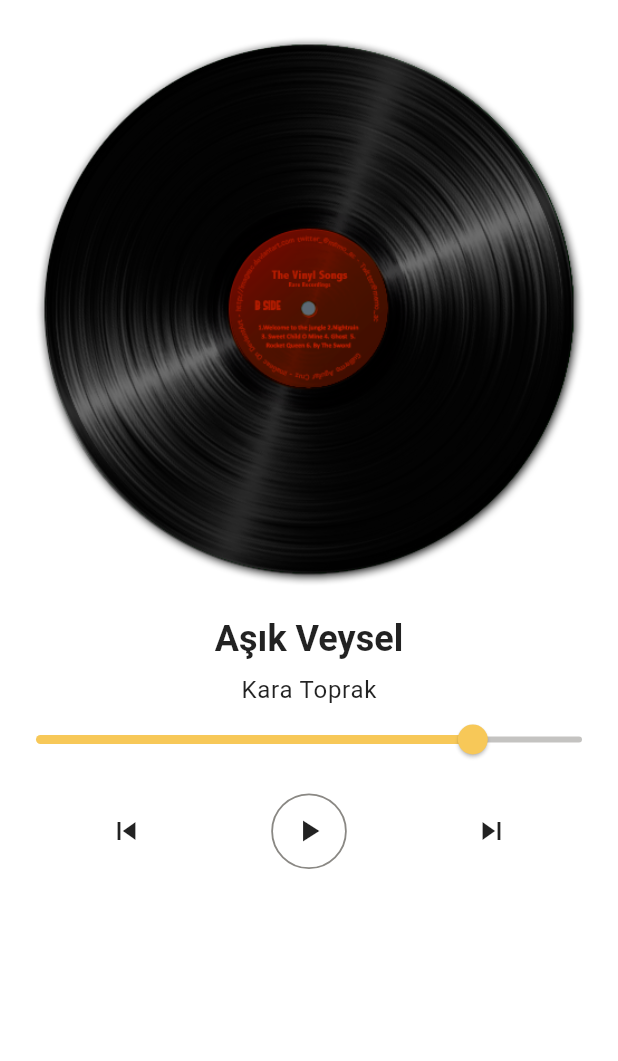
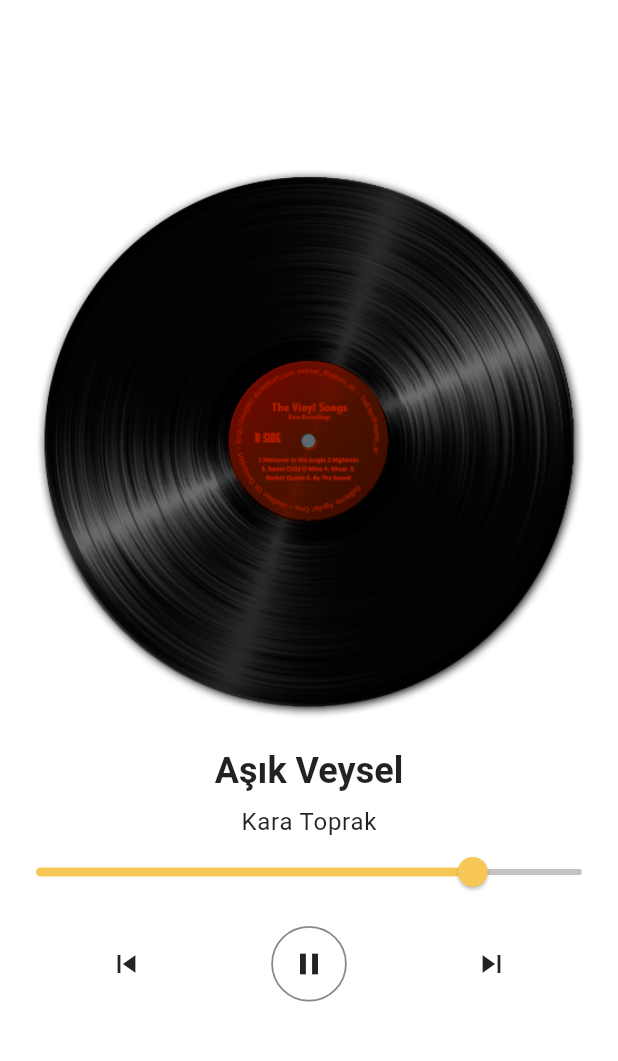
Before and after one commit to yusufexak/AsikVeyselMusicApp, a Flutter app: the screen it shows after launch, on a phone screen of 412 x 824 dp, the part 84-1145 px from its top. Run offline on Flutter 3.47's test engine with Material 2 defaults, Android fonts, the phone set to English and light mode, and no system bars; our stand-ins replace flutter_bloc, flutter_svg, google_fonts.

```diff
--- /dev/null
+++ b/lib/Bloc/music_cubit.dart
@@ -0,0 +1,16 @@
+import 'package:AsikVeyselMusicApp/Bloc/music_state.dart';
+import 'package:flutter_bloc/flutter_bloc.dart';
+
+class MusicCubit extends Cubit<MusicState> {
+  MusicCubit() : super(MusicInitial()) {
+    playMusic();
+  }
+
+  playMusic() {
+    emit(MusicPlay());
+  }
+
+  pauseMusic() {
+    emit(MusicPause());
+  }
+}
--- /dev/null
+++ b/lib/Bloc/music_state.dart
@@ -0,0 +1,15 @@
+abstract class MusicState {
+  const MusicState();
+}
+
+class MusicInitial extends MusicState {
+  const MusicInitial();
+}
+
+class MusicPlay extends MusicState {
+  const MusicPlay();
+}
+
+class MusicPause extends MusicState {
+  const MusicPause();
+}
--- /dev/null
+++ b/lib/Data/musicdata.dart
@@ -0,0 +1,3 @@
+import 'package:AsikVeyselMusicApp/Models/music.dart';
+
+final musicList = [Music()];
--- /dev/null
+++ b/lib/Models/music.dart
@@ -0,0 +1,7 @@
+class Music {
+  final String name;
+  final String sound;
+  final String image;
+
+  Music({this.name, this.sound, this.image});
+}
--- a/lib/Views/home_view.dart
+++ b/lib/Views/home_view.dart
@@ -1,11 +1,17 @@
+import 'package:AsikVeyselMusicApp/Bloc/music_cubit.dart';
+import 'package:AsikVeyselMusicApp/Bloc/music_state.dart';
 import 'package:AsikVeyselMusicApp/Core/Constants/App/app_constanst.dart';
 import 'package:flutter/material.dart';
 import 'package:AsikVeyselMusicApp/Core/Extension/context_extension.dart';
+import 'package:flutter_bloc/flutter_bloc.dart';
 import 'package:flutter_svg/flutter_svg.dart';
 
 class Home extends StatelessWidget {
   @override
   Widget build(BuildContext context) {
+    return BlocConsumer<MusicCubit, MusicState>(
+      listener: (context, state) {},
+      builder: (context, state) {
         return Scaffold(
           appBar: AppBar(
             centerTitle: true,
@@ -25,6 +31,7 @@ class Home extends StatelessWidget {
             ),
           ),
           body: Column(
+            mainAxisAlignment: MainAxisAlignment.center,
             children: [
               Padding(
                 padding: const EdgeInsets.all(20.0),
@@ -61,10 +68,16 @@ class Home extends StatelessWidget {
                             width: 1.2, color: context.theme.primaryColor)),
                     margin: EdgeInsets.all(12),
                     child: IconButton(
-                    icon: Icon(
-                      Icons.play_arrow,
-                    ),
-                    onPressed: () {}),
+                        icon: Icon((state is MusicPlay)
+                            ? Icons.pause
+                            : Icons.play_arrow),
+                        onPressed: () {
+                          if (state is MusicPlay) {
+                            context.bloc<MusicCubit>().pauseMusic();
+                          } else {
+                            context.bloc<MusicCubit>().playMusic();
+                          }
+                        }),
                   ),
                   IconButton(icon: Icon(Icons.skip_next), onPressed: () {})
                 ],
@@ -72,5 +85,7 @@ class Home extends StatelessWidget {
             ],
           ),
         );
+      },
+    );
   }
 }
--- a/lib/main.dart
+++ b/lib/main.dart
@@ -1,6 +1,8 @@
+import 'package:AsikVeyselMusicApp/Bloc/music_cubit.dart';
 import 'package:AsikVeyselMusicApp/Core/Constants/App/app_constanst.dart';
 import 'package:AsikVeyselMusicApp/Core/Theme/lighttheme.dart';
 import 'package:flutter/material.dart';
+import 'package:flutter_bloc/flutter_bloc.dart';
 
 import 'Views/home_view.dart';
 
@@ -11,11 +13,18 @@ void main() {
 class MyApp extends StatelessWidget {
   @override
   Widget build(BuildContext context) {
-    return MaterialApp(
-      debugShowCheckedModeBanner: false,
-      title: AppConstansts.appName,
-      theme: lightTheme,
-      home: Home(),
+    return MultiBlocProvider(
+      providers: [
+        BlocProvider<MusicCubit>(
+          create: (context) => MusicCubit(),
+        )
+      ],
+      child: MaterialApp(
+        debugShowCheckedModeBanner: false,
+        title: AppConstansts.appName,
+        theme: lightTheme,
+        home: Home(),
+      ),
     );
   }
 }
--- a/pubspec.yaml
+++ b/pubspec.yaml
@@ -30,6 +30,7 @@ dependencies:
   cupertino_icons: ^1.0.0
   google_fonts: ^1.1.1
   flutter_svg: ^0.19.1
+  flutter_bloc: ^6.1.1
 
 dev_dependencies:
   flutter_test:
```
Also changed, not shown: pubspec.lock. Lines whose indentation alone changed are shown as unchanged.
